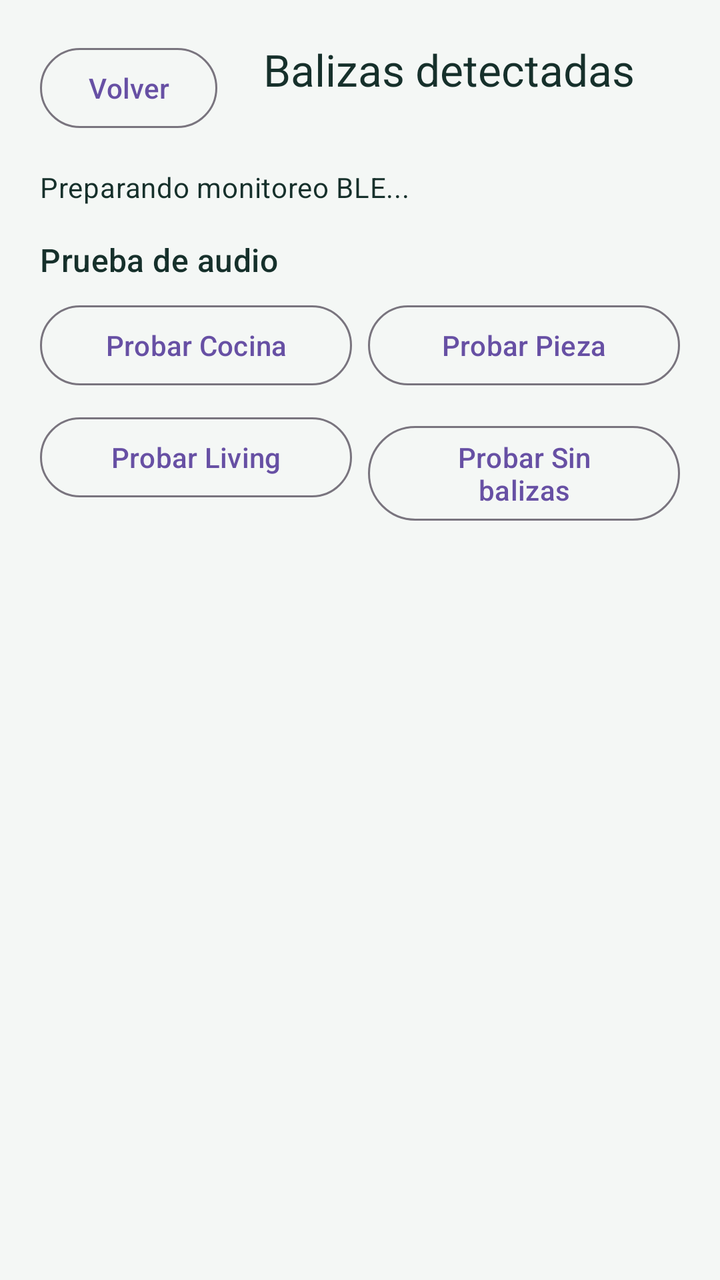
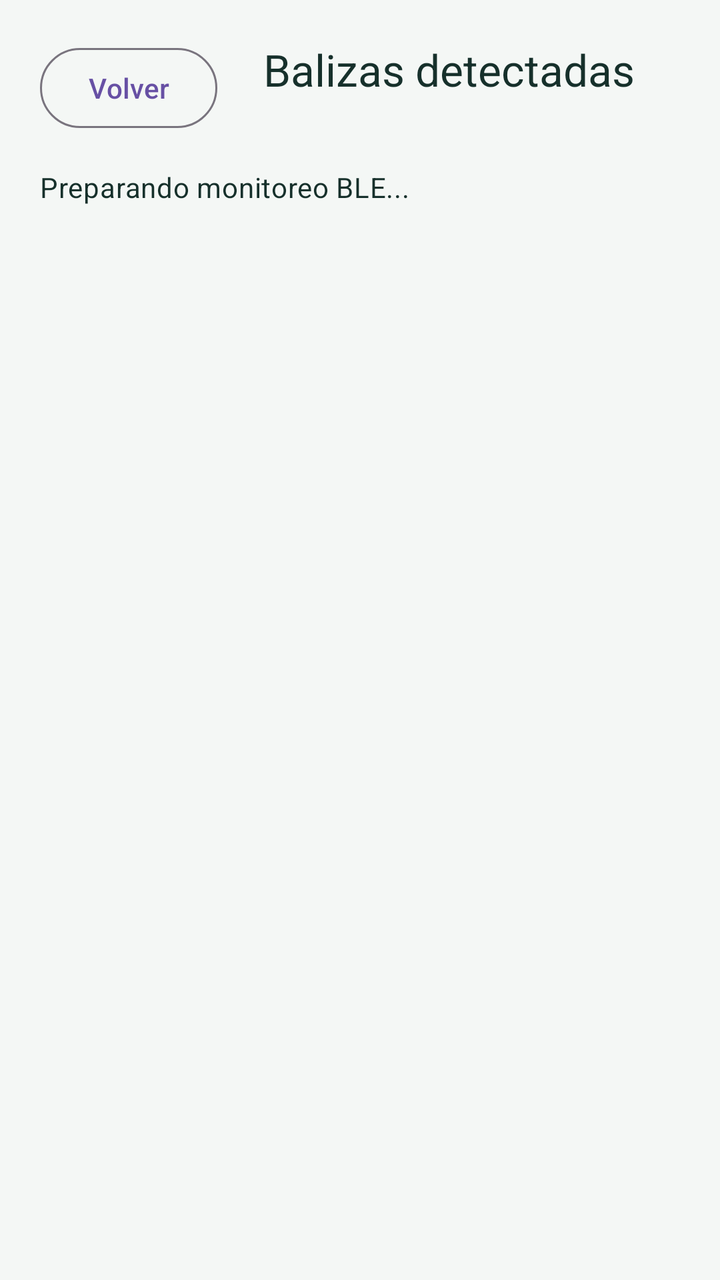

Screens rendered from an Android XML layout before and after an edit, with the pre-edit source and the edit as a unified diff.
<!-- AndroidManifest.xml: application theme Theme.BleBeaconFinder -->
<!-- res/layout/activity_beacon_scanner.xml -->
<?xml version="1.0" encoding="utf-8"?>
<androidx.constraintlayout.widget.ConstraintLayout xmlns:android="http://schemas.android.com/apk/res/android"
    xmlns:app="http://schemas.android.com/apk/res-auto"
    android:layout_width="match_parent"
    android:layout_height="match_parent"
    android:background="@color/background_color"
    android:padding="20dp">

    <com.google.android.material.button.MaterialButton
        android:id="@+id/backButton"
        style="@style/Widget.Material3.Button.OutlinedButton"
        android:layout_width="wrap_content"
        android:layout_height="wrap_content"
        android:text="@string/back"
        android:textAllCaps="false"
        app:layout_constraintStart_toStartOf="parent"
        app:layout_constraintTop_toTopOf="parent" />

    <TextView
        android:id="@+id/scannerTitle"
        android:layout_width="0dp"
        android:layout_height="wrap_content"
        android:gravity="center"
        android:text="@string/scanner_title"
        android:textAppearance="@style/TextAppearance.Material3.TitleLarge"
        android:textColor="@color/text_color"
        app:layout_constraintEnd_toEndOf="parent"
        app:layout_constraintStart_toEndOf="@id/backButton"
        app:layout_constraintTop_toTopOf="parent" />

    <TextView
        android:id="@+id/scannerStatusText"
        android:layout_width="0dp"
        android:layout_height="wrap_content"
        android:layout_marginTop="16dp"
        android:text="@string/scanner_initial_status"
        android:textAppearance="@style/TextAppearance.Material3.BodyMedium"
        android:textColor="@color/text_color"
        app:layout_constraintEnd_toEndOf="parent"
        app:layout_constraintStart_toStartOf="parent"
        app:layout_constraintTop_toBottomOf="@id/backButton" />

    <TextView
        android:id="@+id/audioTestTitle"
        android:layout_width="0dp"
        android:layout_height="wrap_content"
        android:layout_marginTop="16dp"
        android:text="@string/audio_test_title"
        android:textAppearance="@style/TextAppearance.Material3.TitleMedium"
        android:textColor="@color/text_color"
        app:layout_constraintEnd_toEndOf="parent"
        app:layout_constraintStart_toStartOf="parent"
        app:layout_constraintTop_toBottomOf="@id/scannerStatusText" />

    <com.google.android.material.button.MaterialButton
        android:id="@+id/testCocinaButton"
        style="@style/Widget.Material3.Button.OutlinedButton"
        android:layout_width="0dp"
        android:layout_height="wrap_content"
        android:layout_marginTop="8dp"
        android:text="@string/audio_test_cocina"
        android:textAllCaps="false"
        app:layout_constraintEnd_toStartOf="@id/testPiezaButton"
        app:layout_constraintHorizontal_chainStyle="spread"
        app:layout_constraintStart_toStartOf="parent"
        app:layout_constraintTop_toBottomOf="@id/audioTestTitle" />

    <com.google.android.material.button.MaterialButton
        android:id="@+id/testPiezaButton"
        style="@style/Widget.Material3.Button.OutlinedButton"
        android:layout_width="0dp"
        android:layout_height="wrap_content"
        android:layout_marginStart="8dp"
        android:text="@string/audio_test_pieza"
        android:textAllCaps="false"
        app:layout_constraintBaseline_toBaselineOf="@id/testCocinaButton"
        app:layout_constraintEnd_toEndOf="parent"
        app:layout_constraintStart_toEndOf="@id/testCocinaButton" />

    <com.google.android.material.button.MaterialButton
        android:id="@+id/testLivingButton"
        style="@style/Widget.Material3.Button.OutlinedButton"
        android:layout_width="0dp"
        android:layout_height="wrap_content"
        android:layout_marginTop="8dp"
        android:text="@string/audio_test_living"
        android:textAllCaps="false"
        app:layout_constraintEnd_toStartOf="@id/testNoBeaconButton"
        app:layout_constraintHorizontal_chainStyle="spread"
        app:layout_constraintStart_toStartOf="parent"
        app:layout_constraintTop_toBottomOf="@id/testCocinaButton" />

    <com.google.android.material.button.MaterialButton
        android:id="@+id/testNoBeaconButton"
        style="@style/Widget.Material3.Button.OutlinedButton"
        android:layout_width="0dp"
        android:layout_height="wrap_content"
        android:layout_marginStart="8dp"
        android:text="@string/audio_test_none"
        android:textAllCaps="false"
        app:layout_constraintBaseline_toBaselineOf="@id/testLivingButton"
        app:layout_constraintEnd_toEndOf="parent"
        app:layout_constraintStart_toEndOf="@id/testLivingButton" />

    <ListView
        android:id="@+id/beaconListView"
        android:layout_width="0dp"
        android:layout_height="0dp"
        android:layout_marginTop="16dp"
        android:divider="@android:color/transparent"
        android:dividerHeight="12dp"
        app:layout_constraintBottom_toBottomOf="parent"
        app:layout_constraintEnd_toEndOf="parent"
        app:layout_constraintStart_toStartOf="parent"
        app:layout_constraintTop_toBottomOf="@id/testLivingButton" />

</androidx.constraintlayout.widget.ConstraintLayout>
<!-- resources referenced by this layout -->
<resources>
  <color name="background_color">#F4F7F5</color>
  <color name="text_color">#16302B</color>
  <string name="audio_test_cocina">Probar Cocina</string>
  <string name="audio_test_living">Probar Living</string>
  <string name="audio_test_none">Probar Sin balizas</string>
  <string name="audio_test_pieza">Probar Pieza</string>
  <string name="audio_test_title">Prueba de audio</string>
  <string name="back">Volver</string>
  <string name="scanner_initial_status">Preparando monitoreo BLE...</string>
  <string name="scanner_title">Balizas detectadas</string>
  <style name="Theme.BleBeaconFinder" parent="Theme.Material3.DayNight.NoActionBar">
          <item name="android:statusBarColor" tools:targetApi="l">@android:color/transparent</item>
          <item name="android:navigationBarColor">@color/background_color</item>
          <item name="android:windowBackground">@color/background_color</item>
          <item name="colorOnSurface">@color/text_color</item>
      </style>
</resources>

<!-- the commit's change to res/layout/activity_beacon_scanner.xml (unified diff, before → after) -->
@@ -40,68 +40,6 @@
         app:layout_constraintStart_toStartOf="parent"
         app:layout_constraintTop_toBottomOf="@id/backButton" />
 
-    <TextView
-        android:id="@+id/audioTestTitle"
-        android:layout_width="0dp"
-        android:layout_height="wrap_content"
-        android:layout_marginTop="16dp"
-        android:text="@string/audio_test_title"
-        android:textAppearance="@style/TextAppearance.Material3.TitleMedium"
-        android:textColor="@color/text_color"
-        app:layout_constraintEnd_toEndOf="parent"
-        app:layout_constraintStart_toStartOf="parent"
-        app:layout_constraintTop_toBottomOf="@id/scannerStatusText" />
-
-    <com.google.android.material.button.MaterialButton
-        android:id="@+id/testCocinaButton"
-        style="@style/Widget.Material3.Button.OutlinedButton"
-        android:layout_width="0dp"
-        android:layout_height="wrap_content"
-        android:layout_marginTop="8dp"
-        android:text="@string/audio_test_cocina"
-        android:textAllCaps="false"
-        app:layout_constraintEnd_toStartOf="@id/testPiezaButton"
-        app:layout_constraintHorizontal_chainStyle="spread"
-        app:layout_constraintStart_toStartOf="parent"
-        app:layout_constraintTop_toBottomOf="@id/audioTestTitle" />
-
-    <com.google.android.material.button.MaterialButton
-        android:id="@+id/testPiezaButton"
-        style="@style/Widget.Material3.Button.OutlinedButton"
-        android:layout_width="0dp"
-        android:layout_height="wrap_content"
-        android:layout_marginStart="8dp"
-        android:text="@string/audio_test_pieza"
-        android:textAllCaps="false"
-        app:layout_constraintBaseline_toBaselineOf="@id/testCocinaButton"
-        app:layout_constraintEnd_toEndOf="parent"
-        app:layout_constraintStart_toEndOf="@id/testCocinaButton" />
-
-    <com.google.android.material.button.MaterialButton
-        android:id="@+id/testLivingButton"
-        style="@style/Widget.Material3.Button.OutlinedButton"
-        android:layout_width="0dp"
-        android:layout_height="wrap_content"
-        android:layout_marginTop="8dp"
-        android:text="@string/audio_test_living"
-        android:textAllCaps="false"
-        app:layout_constraintEnd_toStartOf="@id/testNoBeaconButton"
-        app:layout_constraintHorizontal_chainStyle="spread"
-        app:layout_constraintStart_toStartOf="parent"
-        app:layout_constraintTop_toBottomOf="@id/testCocinaButton" />
-
-    <com.google.android.material.button.MaterialButton
-        android:id="@+id/testNoBeaconButton"
-        style="@style/Widget.Material3.Button.OutlinedButton"
-        android:layout_width="0dp"
-        android:layout_height="wrap_content"
-        android:layout_marginStart="8dp"
-        android:text="@string/audio_test_none"
-        android:textAllCaps="false"
-        app:layout_constraintBaseline_toBaselineOf="@id/testLivingButton"
-        app:layout_constraintEnd_toEndOf="parent"
-        app:layout_constraintStart_toEndOf="@id/testLivingButton" />
-
     <ListView
         android:id="@+id/beaconListView"
         android:layout_width="0dp"
@@ -112,6 +50,6 @@
         app:layout_constraintBottom_toBottomOf="parent"
         app:layout_constraintEnd_toEndOf="parent"
         app:layout_constraintStart_toStartOf="parent"
-        app:layout_constraintTop_toBottomOf="@id/testLivingButton" />
+        app:layout_constraintTop_toBottomOf="@id/scannerStatusText" />
 
 </androidx.constraintlayout.widget.ConstraintLayout>
<!-- resource entries referenced after the edit -->
@@ -2,11 +2,6 @@
 <resources>
   <color name="background_color">#F4F7F5</color>
   <color name="text_color">#16302B</color>
-  <string name="audio_test_cocina">Probar Cocina</string>
-  <string name="audio_test_living">Probar Living</string>
-  <string name="audio_test_none">Probar Sin balizas</string>
-  <string name="audio_test_pieza">Probar Pieza</string>
-  <string name="audio_test_title">Prueba de audio</string>
   <string name="back">Volver</string>
   <string name="scanner_initial_status">Preparando monitoreo BLE...</string>
   <string name="scanner_title">Balizas detectadas</string>
